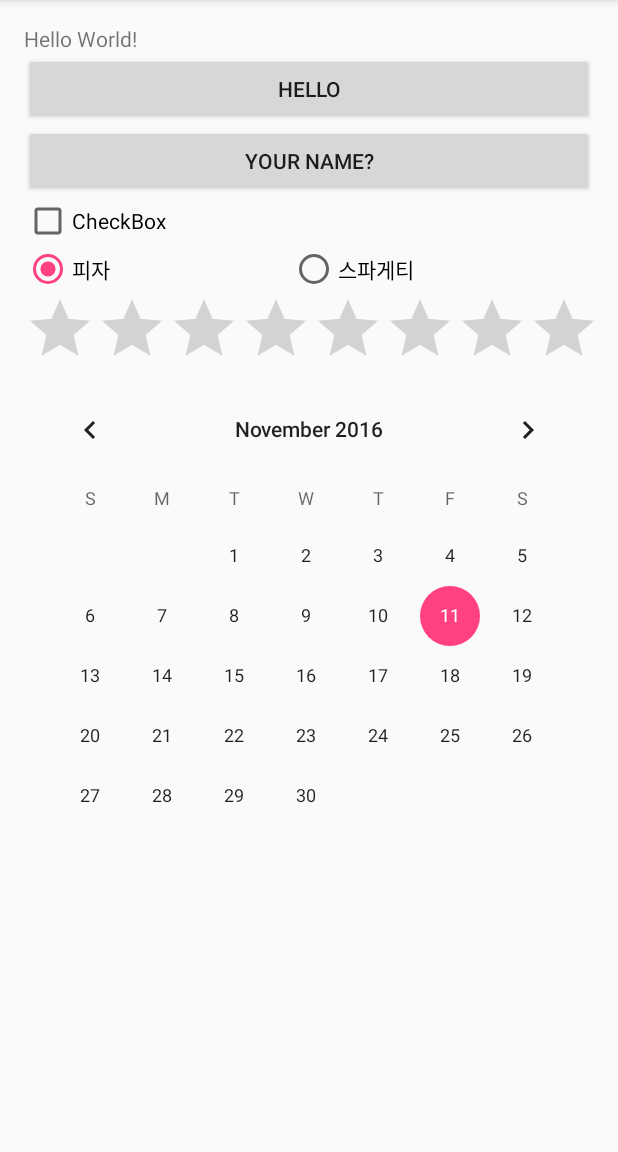
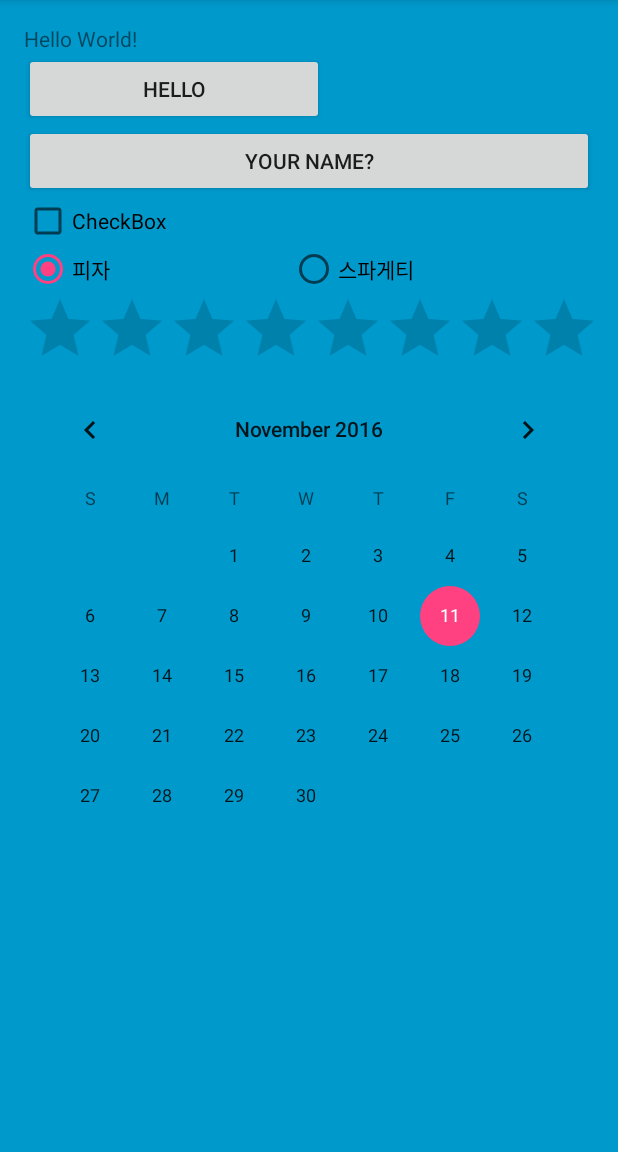
Before and after one commit to LeeSangwonsunge/Android_161111, an Android app: the screen it shows after launch (MainActivity), on a phone screen of 412 x 824 dp, the part 84-1236 px from its top. Run offline under Robolectric (Android 15) with nearby library versions, the phone set to English and light mode, and no system bars.

Commit message:
레이아웃 완성2

```diff
--- a/app/src/main/res/layout/activity_main.xml
+++ b/app/src/main/res/layout/activity_main.xml
@@ -3,14 +3,15 @@
     xmlns:android="http://schemas.android.com/apk/res/android"
     xmlns:tools="http://schemas.android.com/tools"
     android:orientation="vertical"
-    android:id="@+id/activity_main"
+    android:id="@+id/linear1"
     android:layout_width="match_parent"
     android:layout_height="match_parent"
     android:paddingLeft="@dimen/activity_horizontal_margin"
     android:paddingRight="@dimen/activity_horizontal_margin"
     android:paddingTop="@dimen/activity_vertical_margin"
     android:paddingBottom="@dimen/activity_vertical_margin"
-    tools:context="com.example.a403.myapplication.MainActivity">
+    tools:context="com.example.a403.myapplication.MainActivity"
+    android:background="@android:color/holo_blue_dark">
 
     <TextView
         android:layout_width="wrap_content"
@@ -19,7 +20,7 @@
 
     <Button
         android:text="Hello"
-        android:layout_width="match_parent"
+        android:layout_width="200dp"
         android:layout_height="wrap_content"
         android:id="@+id/button" />
 
```
